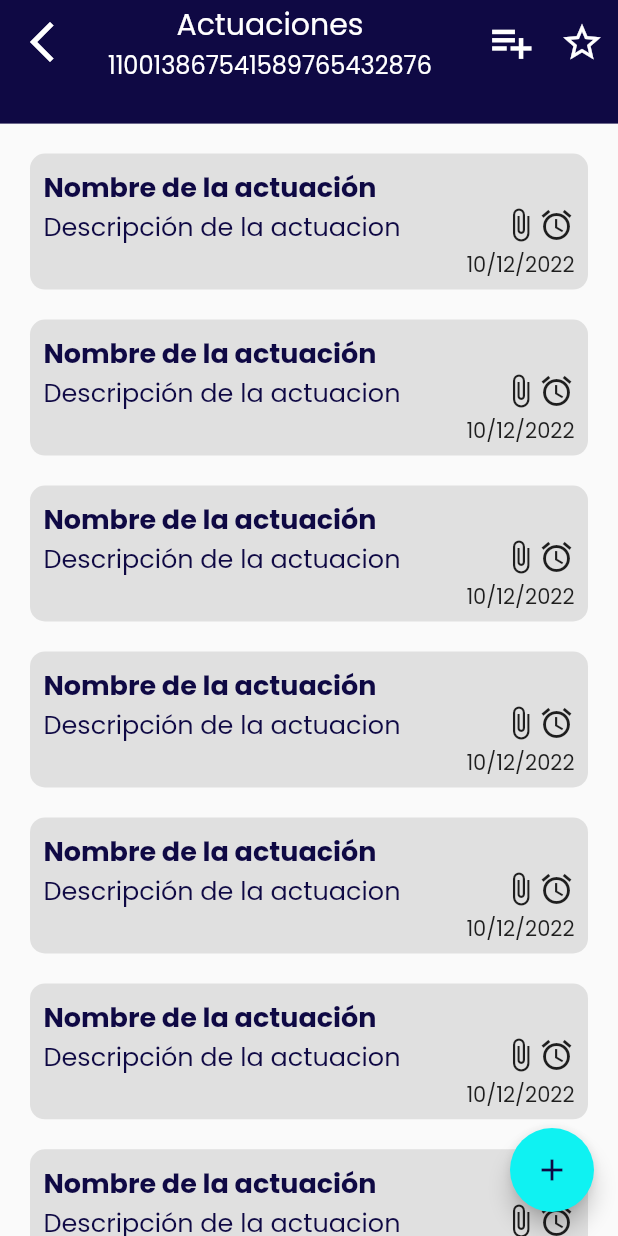
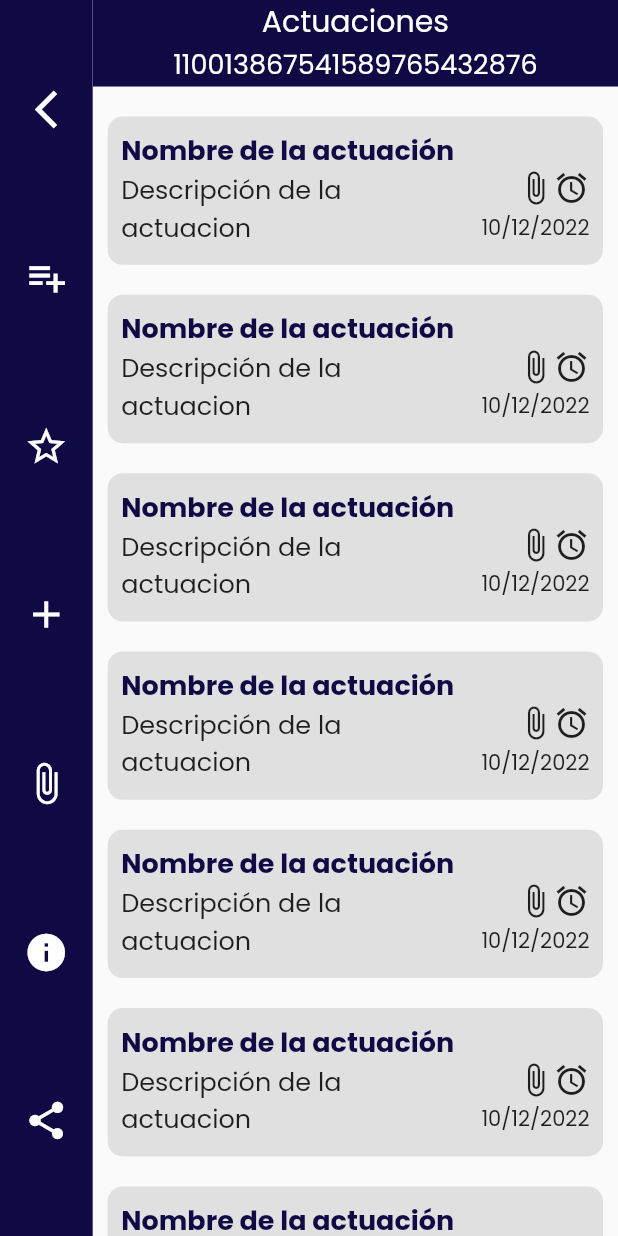
Before and after one commit to KamiloChinome/Flutter-Mi-Proceso-App, a Flutter app: the ProcessScreen screen opened by its route, on a phone screen of 412 x 824 dp. Run offline on Flutter 3.47's test engine with Material 2 defaults, Android fonts, the phone set to English and light mode, and no system bars; our stand-ins replace animate_do.

Commit message:
Shape changes and implementation of the side menu on the processes page
fixed filenames and their widgets,
Changes were made in colors, sizes and some icons,
changed the IconButton for faster usage,
The side menu is added to the process page.

```diff
--- a/lib/models/button_model.dart
+++ b/lib/providers/button_provider.dart
@@ -10,7 +10,7 @@
 // Esto permite que se controle el acceso a la propiedad y se valide el valor que se asigna a ella.
 import 'package:flutter/material.dart';
 
-class ButtonModel with ChangeNotifier{
+class ButtonProvider with ChangeNotifier{
   int _selectedButton = 0;
 
   int get selectedButton => _selectedButton;
--- a/lib/models/counter_model.dart
+++ b/lib/providers/counter_provider.dart
@@ -1,5 +1,5 @@
 import 'package:flutter/material.dart';
-class CounterModel with ChangeNotifier{
+class CounterProvider with ChangeNotifier{
   String _counterLenght = '0';
 
   String get counterLenght => _counterLenght;
--- a/lib/models/icon_filter_model.dart
+++ b/lib/providers/icon_filter_provider.dart
@@ -1,5 +1,5 @@
 import 'package:flutter/material.dart';
-class IconFilterModel with ChangeNotifier{
+class IconFilterprovider with ChangeNotifier{
   IconData _selectedIcon = Icons.star;
 
   IconData get selectedIcon => _selectedIcon;
--- a/lib/models/page_view_model.dart
+++ b/lib/providers/page_view_provider.dart
@@ -1,6 +1,6 @@
 import 'package:flutter/material.dart';
 
-class PageViewModel extends ChangeNotifier{
+class PageViewProvider extends ChangeNotifier{
   int _page= 2;
 
   int get page => _page;
--- a/lib/models/plan_view_model.dart
+++ b/lib/providers/plan_view_provider.dart
@@ -1,6 +1,6 @@
 import 'package:flutter/material.dart';
 
-class PlansIndexModel with ChangeNotifier{
+class PlansIndexProvider with ChangeNotifier{
 
   double _currentPage = 0;
   int _index = 0;
--- a/lib/screens/add_process_screen.dart
+++ b/lib/screens/add_process_screen.dart
@@ -1,6 +1,6 @@
 
 import 'package:flutter/material.dart';
-import 'package:miprocesoapp/models/button_model.dart';
+import 'package:miprocesoapp/providers/button_provider.dart';
 import 'package:miprocesoapp/values/colors.dart';
 import 'package:miprocesoapp/values/texts.dart';
 import 'package:miprocesoapp/widgets/add_process_text_formfield.dart';
@@ -16,7 +16,7 @@ class AddProcessScreen extends StatelessWidget {
     double sizeHeight = MediaQuery.of(context).size.height;
     double sizeWidth = MediaQuery.of(context).size.width;
     return ChangeNotifierProvider(
-      create: (context) => ButtonModel(),
+      create: (context) => ButtonProvider(),
       child: Scaffold(
         appBar: PreferredSize(
           preferredSize: Size.fromHeight(sizeHeight*0.1),
@@ -128,7 +128,7 @@ class _AppBar extends StatelessWidget {
       backgroundColor: appBarbackgroundColor,
       leading:  GestureDetector(
         onTap: () {
-          Provider.of<ButtonModel>(context, listen: false).selectedButton = 0;
+          Provider.of<ButtonProvider>(context, listen: false).selectedButton = 0;
           Navigator.pop(context);
         },
         child: const Icon(Icons.arrow_back_ios_new_outlined, size: 30,)
--- a/lib/screens/process_screen.dart
+++ b/lib/screens/process_screen.dart
@@ -1,8 +1,9 @@
 import 'package:flutter/material.dart';
-import 'package:miprocesoapp/models/subscribe_process_model.dart';
+import 'package:miprocesoapp/providers/subscribe_process_provider.dart';
 import 'package:miprocesoapp/values/colors.dart';
 import 'package:miprocesoapp/values/info.dart';
 import 'package:miprocesoapp/values/texts.dart';
+import 'package:miprocesoapp/widgets/global_icon_button.dart';
 import 'package:provider/provider.dart';
 
 class ProcessScreen extends StatelessWidget {
@@ -14,12 +15,103 @@ class ProcessScreen extends StatelessWidget {
     return ChangeNotifierProvider(
       create: (context) => SubscribeProcessModel(),
       child: Scaffold(
-        floatingActionButton: FloatingActionButton(
-          backgroundColor: marca2,
-          child: const Icon(Icons.add, color: marca1,),
-          onPressed: (){}),
-        body: const _Sliver(),
+        body: Row(
+          children: const [
+            _LeftMenuDrawer(),
+            _Scaffold()
+          ],
+        ),
+        // drawer: _,
       ),
+    );
+  }
+}
+
+class _Scaffold extends StatelessWidget {
+  const _Scaffold({
+    Key? key,
+  }) : super(key: key);
+
+  @override
+  Widget build(BuildContext context) {
+    double sizeHeight = MediaQuery.of(context).size.height;
+    double sizeWidth = MediaQuery.of(context).size.width;
+    return SizedBox(
+      height: sizeHeight * 1,
+      width: sizeWidth * 0.85,
+      child: const _Sliver(),
+    );
+  }
+}
+
+class _LeftMenuDrawer extends StatelessWidget {
+  const _LeftMenuDrawer({
+    Key? key,
+  }) : super(key: key);
+
+  @override
+  Widget build(BuildContext context) {
+    IconData addIcon = Provider.of<SubscribeProcessModel>(context).addIcon;
+    IconData favorite = Provider.of<SubscribeProcessModel>(context).favorite;
+    double sizeHeight = MediaQuery.of(context).size.height;
+    double sizeWidth = MediaQuery.of(context).size.width;
+    return Container(
+      height: sizeHeight * 1,
+      width: sizeWidth * 0.15,
+      color: marca1,
+      child: Column(
+        children: [
+          SizedBox(height: sizeHeight * 0.07,),
+          _LeftMenuOption(icon: Icons.arrow_back_ios_new_outlined, onTap: () => Navigator.pop(context),),
+          SizedBox(height: sizeHeight * 0.1,),
+          _LeftMenuOption(icon: addIcon, onTap: () {
+            if(addIcon == Icons.playlist_add){
+                  Provider.of<SubscribeProcessModel>(context, listen: false).addIcon = Icons.playlist_add_check;
+                }else{
+                  Provider.of<SubscribeProcessModel>(context, listen: false).addIcon = Icons.playlist_add;
+                  Provider.of<SubscribeProcessModel>(context, listen: false).favorite = Icons.star_border_outlined;
+                }
+                //TODO: añador a suscritos
+              },),
+          SizedBox(height: sizeHeight * 0.1,),
+          _LeftMenuOption(icon: favorite, onTap: () {
+            if(favorite == Icons.star_border_outlined){
+              Provider.of<SubscribeProcessModel>(context, listen: false).favorite = Icons.star;
+              Provider.of<SubscribeProcessModel>(context, listen: false).addIcon = Icons.playlist_add_check;
+            }else{
+              Provider.of<SubscribeProcessModel>(context, listen: false).favorite = Icons.star_border_outlined;
+            }
+            //TODO: añador a favoritos
+          }),
+          SizedBox(height: sizeHeight * 0.1,),
+          _LeftMenuOption(icon: Icons.add, onTap: () {  },),
+          SizedBox(height: sizeHeight * 0.1,),
+          _LeftMenuOption(icon: Icons.attach_file_outlined, onTap: () {  },),
+          SizedBox(height: sizeHeight * 0.1,),
+          _LeftMenuOption(icon: Icons.info, onTap: () {  },),
+          SizedBox(height: sizeHeight * 0.1,),
+          _LeftMenuOption(icon: Icons.share, onTap: () {  },),
+        ],
+      ),
+    );
+  }
+}
+
+class _LeftMenuOption extends StatelessWidget {
+
+  final IconData icon;
+  final Function()? onTap;
+  const _LeftMenuOption({
+    Key? key,
+    required this.icon,
+    required this.onTap,
+  }) : super(key: key);
+
+  @override
+  Widget build(BuildContext context) {
+    return GestureDetector(
+      onTap: onTap,
+      child: Icon(icon, size: 30, color: blanco,)
     );
   }
 }
@@ -30,62 +122,30 @@ class _Sliver extends StatelessWidget {
 
   @override
   Widget build(BuildContext context) {
-    IconData addIcon = Provider.of<SubscribeProcessModel>(context).addIcon;
-    IconData favorite = Provider.of<SubscribeProcessModel>(context).favorite;
     double sizeHeight = MediaQuery.of(context).size.height;
     double sizeWidth = MediaQuery.of(context).size.width;
     return CustomScrollView(
         physics: const BouncingScrollPhysics(),
         slivers: <Widget>[
           SliverAppBar(
-            expandedHeight: sizeHeight*0.1,
-            floating: true,
+            automaticallyImplyLeading: false,
+            backgroundColor: marca1,
+            centerTitle: true,
+            expandedHeight: sizeHeight*0.07,
             title: Stack(
             children:  [
             Column(
               children: const [
                 Text(actuations, style: TextStyle(fontFamily: poppinsR),),
-                Text(processId, style: TextStyle(fontFamily: poppinsR, fontSize: 16),),
+                Text(processId, style: TextStyle(fontFamily: poppinsR, fontSize: 18),),
               ],
             )
           ],
         ),
-            // centerTitle: true,
-            backgroundColor: marca1,
-            actions: <Widget>[
-            IconButton(
-              icon: Icon(addIcon, size: 33,),
-              onPressed: (){
-                if(addIcon == Icons.playlist_add){
-                  Provider.of<SubscribeProcessModel>(context, listen: false).addIcon = Icons.playlist_add_check;
-                }else{
-                  Provider.of<SubscribeProcessModel>(context, listen: false).addIcon = Icons.playlist_add;
-                  Provider.of<SubscribeProcessModel>(context, listen: false).favorite = Icons.star_border_outlined;
-                }
-                //TODO: añador a suscritos
-              },
-            ),
-            IconButton(
-              icon: Icon(favorite, size: 30,),
-              onPressed: (){
-                if(favorite == Icons.star_border_outlined){
-                  Provider.of<SubscribeProcessModel>(context, listen: false).favorite = Icons.star;
-                  Provider.of<SubscribeProcessModel>(context, listen: false).addIcon = Icons.playlist_add_check;
-                }else{
-                  Provider.of<SubscribeProcessModel>(context, listen: false).favorite = Icons.star_border_outlined;
-                }
-                //TODO: añador a favoritos
-              },
-            ),
-          ],
-          leading: IconButton(
-            icon: const Icon(Icons.arrow_back_ios_new_outlined, size: 32,),
-            onPressed: () => Navigator.pop(context),
-          ),
-
           ),
           SliverList(delegate: SliverChildListDelegate(actuationsList) )
         ],
+
       );
     }
 }
@@ -100,8 +160,8 @@ class ProcessDetaillCard extends StatelessWidget {
     double sizeWidth = MediaQuery.of(context).size.width;
     return Container(
       padding: const EdgeInsets.all(9),
-      margin: const EdgeInsets.only(left: 20, right: 20, top: 20),
-      height: sizeHeight * 0.11,
+      margin: const EdgeInsets.only(left: 10, right: 10, top: 20),
+      height: sizeHeight * 0.12,
       width: sizeWidth * 0.92,
       decoration: BoxDecoration(
         color: Colors.grey[300],
@@ -118,7 +178,7 @@ class ProcessDetaillCard extends StatelessWidget {
                     Text(actuationName, style: TextStyle(color: marca1, fontSize: 18, fontFamily: poppinsB),),
                     Padding(
                       padding: EdgeInsets.only(right: 20),
-                      child: Text(actuationDescription, style: TextStyle(color: marca1, fontSize: 17),maxLines: 2,overflow: TextOverflow.ellipsis,),
+                      child: Text(actuationDescription, style: TextStyle( fontSize: 17),maxLines: 2,overflow: TextOverflow.ellipsis,),
                     ),
                   ],
                 ),
--- a/lib/values/info.dart
+++ b/lib/values/info.dart
@@ -123,5 +123,4 @@ const List<Widget> actuationsList = <Widget>[
   ProcessDetaillCard(),
   ProcessDetaillCard(),
   ProcessDetaillCard(),
-
 ];
--- a/lib/widgets/alarm_card.dart
+++ b/lib/widgets/alarm_card.dart
@@ -19,7 +19,7 @@ class AlarmCard extends StatelessWidget {
             mainAxisAlignment: MainAxisAlignment.spaceAround,
             children: [
               SizedBox(
-                height: sizeHeight * 0.07,
+                height: sizeHeight * 0.08,
                 width: sizeWidth * 0.9,
                 child: Row(
                   children:  [
@@ -35,7 +35,7 @@ class AlarmCard extends StatelessWidget {
                       child: Column(
                         crossAxisAlignment: CrossAxisAlignment.start,
                         children: const [
-                          Text(processId, style: TextStyle(fontFamily: poppinsB, fontSize: 18),),
+                          Text(processId, style: TextStyle(fontFamily: poppinsB, fontSize: 17),),
                           Text('Notas', style: TextStyle(fontFamily: poppinsL, fontSize: 18),overflow: TextOverflow.ellipsis,),
                         ],
                       ),
```
Also changed, not shown: lib/models/process_drawer_model.dart (added, +15 -0 lines), lib/screens/acount_screen.dart (+8 -6 lines), lib/screens/home_screen.dart (+14 -14 lines), lib/screens/personal_information.dart (+7 -6 lines), lib/screens/plans_screen.dart (+10 -10 lines), lib/widgets/add_process_text_formfield.dart (+4 -4 lines), lib/widgets/global_icon_button.dart (added, +22 -0 lines), lib/widgets/material_button.dart (+4 -4 lines), lib/widgets/process_card.dart (+13 -5 lines), lib/widgets/sliver_home.dart (+5 -5 lines), lib/providers/subscribe_process_provider.dart (renamed from lib/models/subscribe_process_model.dart).
